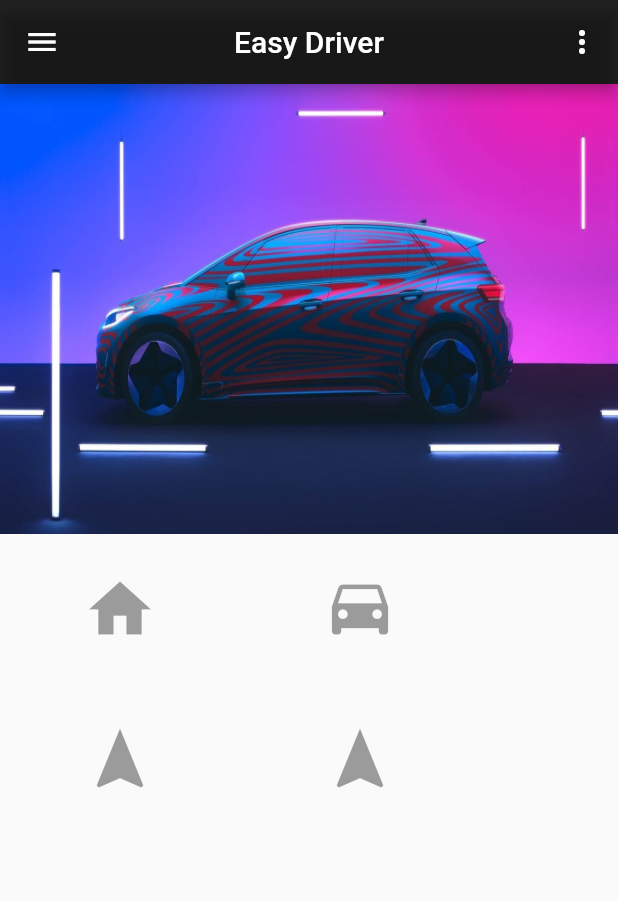
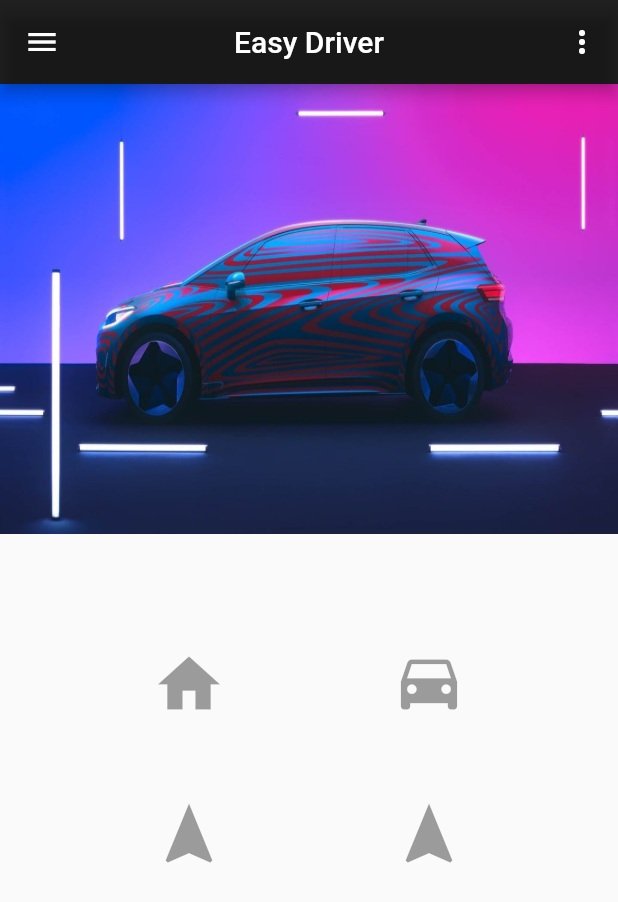
Before and after one commit to EmefaLedi/eazydriver, a Flutter app: the LoginPage screen opened directly, after a tap on "SIGN IN", on a phone screen of 412 x 824 dp. Shown: the top 902 px of the screen. Run offline on Flutter 3.47's test engine with Material 2 defaults, Android fonts, the phone set to English and light mode, and no system bars; our stand-ins replace flutter_screenutil.

Commit message:
main.dart

```diff
--- a/lib/main.dart
+++ b/lib/main.dart
@@ -61,17 +61,22 @@ class MyApp extends StatelessWidget {
                     image: AssetImage('images/emefa.jpg'), fit: BoxFit.fill),
               ),
             ]),
-            // Padding(
-            //padding: EdgeInsets.only(top: 10.0),
-            // ),
+             Padding(
+            padding: EdgeInsets.only(top: 50.0),
+            ),
             Column(
+              mainAxisSize: MainAxisSize.max,
               children: <Widget>[
                 Row(
+                  mainAxisSize: MainAxisSize.max,
+                  mainAxisAlignment: MainAxisAlignment.center,
                   children: <Widget>[
-                    // SizedBox(
-                    //width: 30,
+                    //SizedBox(
+                    //width: double.infinity,
                     //),
-                    Column(children: <Widget>[
+                    Column(
+                        mainAxisSize: MainAxisSize.max,
+                        children: <Widget>[
                       Container(
                         width: 160,
                         height: 100,
@@ -83,7 +88,10 @@ class MyApp extends StatelessWidget {
                         ),
                       )
                       )]),
-                    Column(children: <Widget>[
+                    Column(
+                        mainAxisSize: MainAxisSize.max,
+
+                        children: <Widget>[
                       Container(
                           width: 160,
                           height: 100,
@@ -103,8 +111,13 @@ class MyApp extends StatelessWidget {
                 //Padding(
                 //padding: EdgeInsets.only(left: 5.0),
                 //),
-                Row(children: <Widget>[
-                  Column(children: <Widget>[
+                Row(
+                    mainAxisSize: MainAxisSize.max,
+                    mainAxisAlignment: MainAxisAlignment.center,
+                    children: <Widget>[
+                  Column(
+                      mainAxisSize: MainAxisSize.max,
+                      children: <Widget>[
                     Container(
                         width: 160,
                         height: 100,
@@ -116,7 +129,9 @@ class MyApp extends StatelessWidget {
                       ),
                     )
                     )]),
-                  Column(children: <Widget>[
+                  Column(
+                      mainAxisSize: MainAxisSize.max,
+                      children: <Widget>[
                     Container(
                         width: 160,
                         height: 100,
@@ -131,7 +146,7 @@ class MyApp extends StatelessWidget {
                 ])
               ],
             ),
-          ]),
+            ]),
         ));
   }
 }
```
